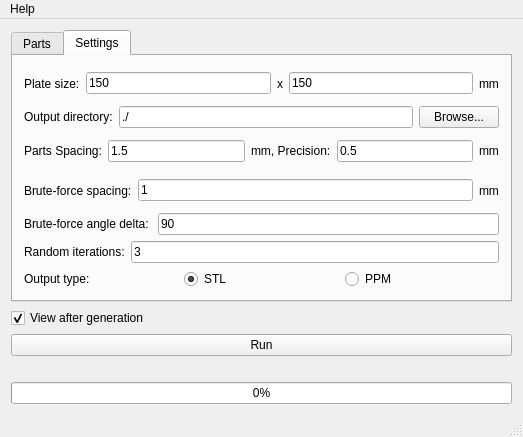
Above: gui/mainwindow.ui from RobotsWar/Plater before the change. Below: the same form after it.
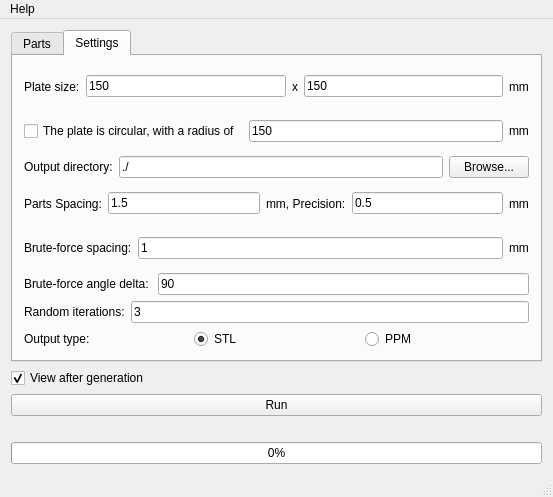
That is the form after the change. The open tabs and pages were chosen to show the change. Icons and pictures are not drawn.

Commit message: Adding circular plate to the GUI (see #26)

```diff
--- a/gui/mainwindow.ui
+++ b/gui/mainwindow.ui
@@ -6,8 +6,8 @@
    <rect>
     <x>0</x>
     <y>0</y>
-    <width>523</width>
-    <height>437</height>
+    <width>553</width>
+    <height>497</height>
    </rect>
   </property>
   <property name="windowTitle">
@@ -124,6 +124,31 @@
             </item>
            </layout>
           </item>
+          <item>
+           <layout class="QHBoxLayout" name="horizontalLayout_9">
+            <item>
+             <widget class="QCheckBox" name="circularPlate">
+              <property name="text">
+               <string>The plate is circular, with a radius of </string>
+              </property>
+             </widget>
+            </item>
+            <item>
+             <widget class="QLineEdit" name="diameter">
+              <property name="text">
+               <string>150</string>
+              </property>
+             </widget>
+            </item>
+            <item>
+             <widget class="QLabel" name="label_13">
+              <property name="text">
+               <string>mm</string>
+              </property>
+             </widget>
+            </item>
+           </layout>
+          </item>
           <item>
            <layout class="QHBoxLayout" name="horizontalLayout_2">
             <item>
@@ -327,7 +352,7 @@
     <rect>
      <x>0</x>
      <y>0</y>
-     <width>523</width>
+     <width>553</width>
      <height>25</height>
     </rect>
    </property>
```
Left out of the diff: 2 changed lines with no effect on the pictures. The commit also changes 2 other files.
